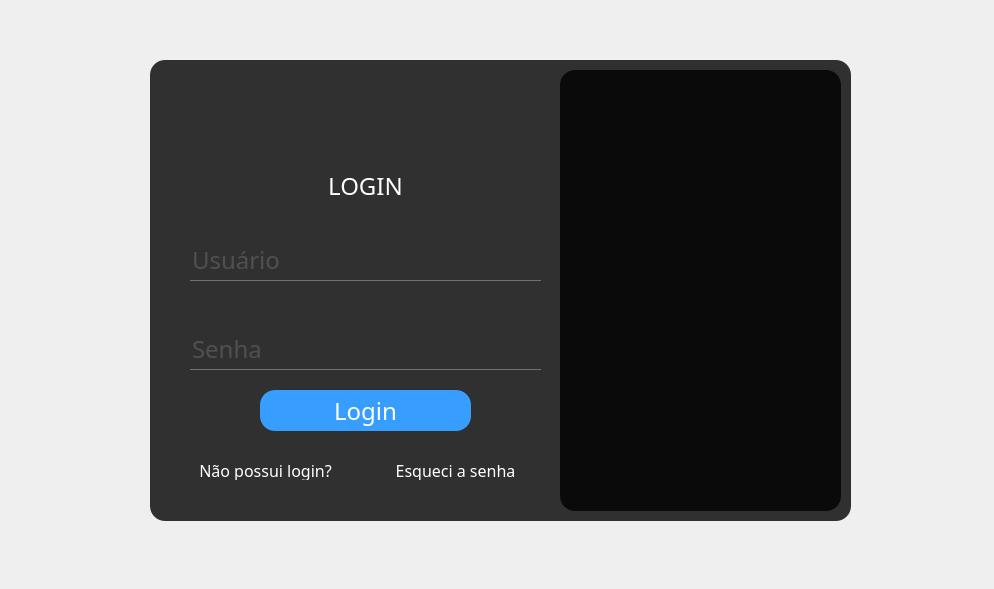
The window that login.ui (Luisf66/Uber_dos_Servicos) describes before a commit, drawn with Qt 5.
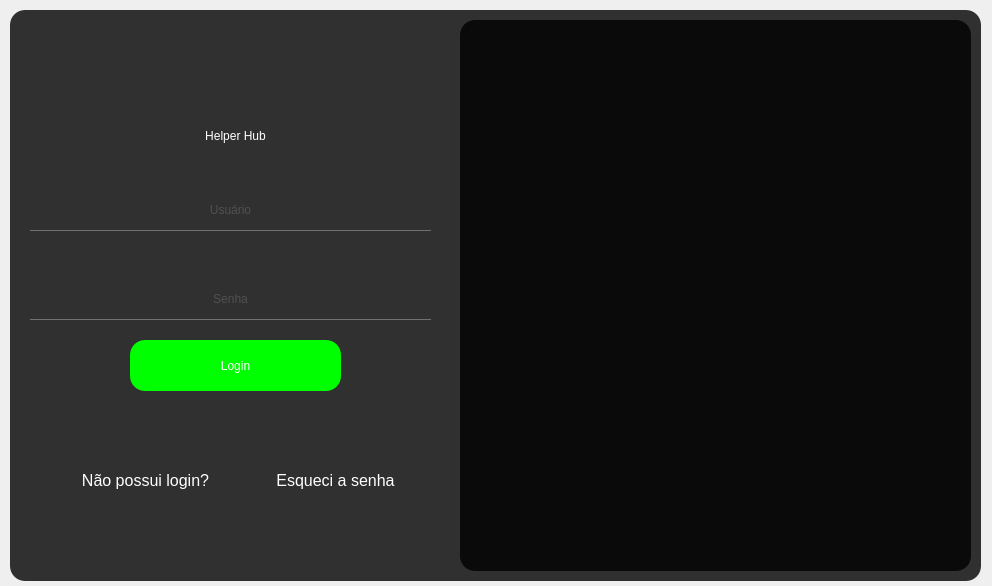
The same window after the commit. Icons and pictures are not drawn.

Commit message: Mudança na tela de login + tentativa de teste

```diff
--- a/login.ui
+++ b/login.ui
@@ -6,8 +6,8 @@
    <rect>
     <x>0</x>
     <y>0</y>
-    <width>994</width>
-    <height>589</height>
+    <width>992</width>
+    <height>586</height>
    </rect>
   </property>
   <property name="windowTitle">
@@ -19,7 +19,9 @@
 	font-size: 24px;
 }
 #centralwidget{
-background: url(:/imagem/imagens/fundo_login_1.jpeg) no-repeat center center fixed;
+color:white;
+}
+/*background: url(:/imagem/imagens/fundo_login_1.jpeg) no-repeat center center fixed;
 }
 
 </string>
@@ -28,10 +30,10 @@
    <widget class="QFrame" name="frame">
     <property name="geometry">
      <rect>
-      <x>150</x>
-      <y>60</y>
-      <width>701</width>
-      <height>461</height>
+      <x>10</x>
+      <y>10</y>
+      <width>971</width>
+      <height>571</height>
      </rect>
     </property>
     <property name="font">
@@ -59,7 +61,7 @@
     <widget class="QLabel" name="login_2">
      <property name="geometry">
       <rect>
-       <x>30</x>
+       <x>40</x>
        <y>110</y>
        <width>371</width>
        <height>31</height>
@@ -75,7 +77,7 @@
 }</string>
      </property>
      <property name="text">
-      <string>LOGIN</string>
+      <string>Helper Hub</string>
      </property>
      <property name="alignment">
       <set>Qt::AlignmentFlag::AlignCenter</set>
@@ -84,22 +86,28 @@
     <widget class="QPushButton" name="btn_login">
      <property name="geometry">
       <rect>
-       <x>110</x>
+       <x>120</x>
        <y>330</y>
        <width>211</width>
-       <height>41</height>
+       <height>51</height>
       </rect>
      </property>
      <property name="styleSheet">
-      <string notr="true">QPushButton{
-	background:rgb(55, 158, 255);
-	color:white;
-	border-radius:15px;
+      <string notr="true">QPushButton {
+   background:rgb(0, 255, 0);
+    color: white;               /* Cor do texto: branco */
+	font: 18pt &quot;Times New Roman&quot;;
+    border-radius: 15px;        /* Borda arredondada */
 }
+
 QPushButton:hover {
-	color:#333;
-	border-radius:15px;
-	background:white;
+    background-color: #007bff;  /* Cor do fundo quando o mouse está sobre o botão: azul claro */
+    color: #333333;             /* Cor do texto ao passar o mouse: cinza escuro */
+}
+
+QPushButton:pressed {
+    background-color: #003366;  /* Cor do botão ao ser pressionado: azul ainda mais escuro */
+    color: #ffffff;             /* Cor do texto ao ser pressionado: branco */
 }</string>
      </property>
      <property name="text">
@@ -109,9 +117,9 @@
     <widget class="QLineEdit" name="campo_usuario">
      <property name="geometry">
       <rect>
-       <x>40</x>
+       <x>20</x>
        <y>180</y>
-       <width>351</width>
+       <width>401</width>
        <height>41</height>
       </rect>
      </property>
@@ -126,6 +134,9 @@
      <property name="text">
       <string/>
      </property>
+     <property name="alignment">
+      <set>Qt::AlignmentFlag::AlignCenter</set>
+     </property>
      <property name="placeholderText">
       <string>Usuário</string>
      </property>
@@ -133,9 +144,9 @@
     <widget class="QLineEdit" name="campo_senha">
      <property name="geometry">
       <rect>
-       <x>40</x>
+       <x>20</x>
        <y>269</y>
-       <width>351</width>
+       <width>401</width>
        <height>41</height>
       </rect>
      </property>
@@ -153,6 +164,9 @@
      <property name="echoMode">
       <enum>QLineEdit::EchoMode::Password</enum>
      </property>
+     <property name="alignment">
+      <set>Qt::AlignmentFlag::AlignCenter</set>
+     </property>
      <property name="placeholderText">
       <string>Senha</string>
      </property>
@@ -160,8 +174,8 @@
     <widget class="QPushButton" name="btn_cadastro">
      <property name="geometry">
       <rect>
-       <x>30</x>
-       <y>400</y>
+       <x>50</x>
+       <y>460</y>
        <width>171</width>
        <height>20</height>
       </rect>
@@ -181,8 +195,8 @@
     <widget class="QPushButton" name="btn_recuperar_senha">
      <property name="geometry">
       <rect>
-       <x>230</x>
-       <y>400</y>
+       <x>250</x>
+       <y>460</y>
        <width>151</width>
        <height>20</height>
       </rect>
@@ -202,10 +216,10 @@
     <widget class="QFrame" name="frame_2">
      <property name="geometry">
       <rect>
-       <x>410</x>
+       <x>450</x>
        <y>10</y>
-       <width>281</width>
-       <height>441</height>
+       <width>511</width>
+       <height>551</height>
       </rect>
      </property>
      <property name="styleSheet">
@@ -221,7 +235,7 @@
     <widget class="QToolButton" name="toolButton">
      <property name="geometry">
       <rect>
-       <x>180</x>
+       <x>190</x>
        <y>30</y>
        <width>71</width>
        <height>61</height>
```
Left out of the diff: 1 changed line with no effect on the pictures. The commit also changes 2 other files.
